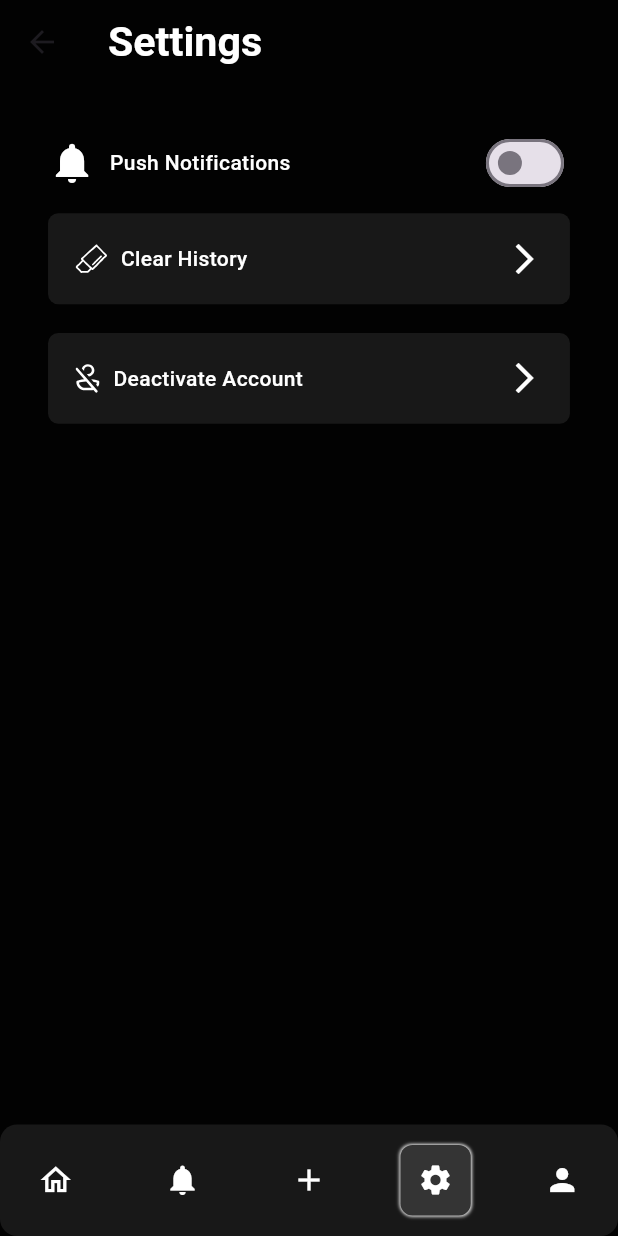
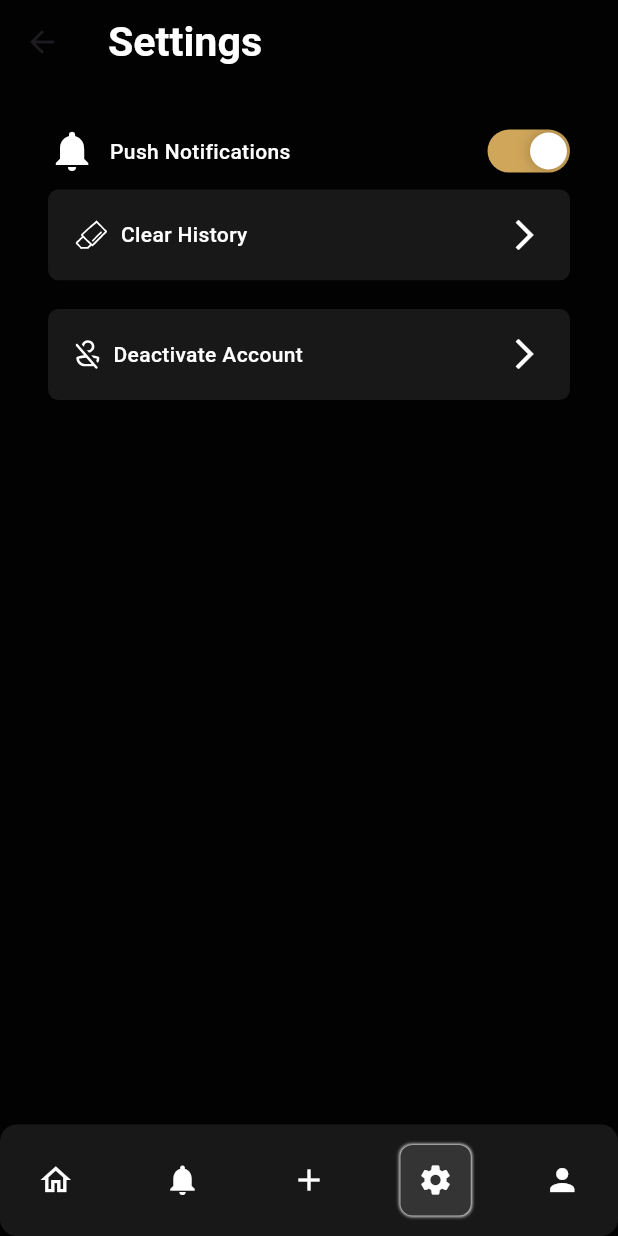
Before and after one commit to bdCalling-Sdt-hub/Pull-Up, a Flutter app: the SettingScreen screen opened by its route, on a phone screen of 412 x 824 dp. Run offline on Flutter 3.47's test engine with Material 3 defaults, Android fonts, the phone set to English and light mode, and no system bars; drawn by our look-alikes of flutter_advanced_switch; our stand-ins replace connectivity_plus, dotted_border, flutter_local_notifications, flutter_neumorphic_plus, flutter_screenutil, flutter_svg and 11 more; missing offline and left inert: flutter_stripe; accounts and stored records are empty; network calls fail.

```diff
--- a/lib/helper/prefs_helper.dart
+++ b/lib/helper/prefs_helper.dart
@@ -6,6 +6,7 @@ import '../core/app_route.dart';
 class PrefsHelper extends GetxController {
   static String token = "";
   static bool isLogIn = false;
+  static bool isNotifications = true;
   static String refreshToken = "";
   static String userId = "";
   static String myImage = "";
@@ -24,6 +25,7 @@ class PrefsHelper extends GetxController {
     myName = preferences.getString("myName") ?? "";
     myEmail = preferences.getString("myEmail") ?? "";
     isLogIn = preferences.getBool("isLogIn") ?? false;
+    isNotifications = preferences.getBool("isNotifications") ?? true;
     mySubscription = preferences.getString("mySubscription") ?? "shopping";
 
     print(userId);
@@ -40,6 +42,7 @@ class PrefsHelper extends GetxController {
     preferences.setString("myName", "");
     preferences.setString("myEmail", "");
     preferences.setBool("isLogIn", false);
+    preferences.setBool("isNotifications", true);
     preferences.setString("mySubscription", "shopping");
 
     Get.offAllNamed(AppRoute.login);
--- a/lib/services/notification_service.dart
+++ b/lib/services/notification_service.dart
@@ -1,6 +1,7 @@
 import 'dart:math';
 import 'package:flutter_local_notifications/flutter_local_notifications.dart';
 import 'package:get/get.dart';
+import 'package:pull_up/helper/prefs_helper.dart';
 
 import '../core/app_route.dart';
 
@@ -28,6 +29,8 @@ class NotificationService {
   }
 
   Future<void> showNotification(dynamic message) async {
+    if (!PrefsHelper.isNotifications) return;
+
     AndroidNotificationChannel channel = AndroidNotificationChannel(
         Random.secure().nextInt(10000).toString(),
         "High Importance Notification",
--- a/lib/view/screen/location/inner_widget/located_gridview_item.dart
+++ b/lib/view/screen/location/inner_widget/located_gridview_item.dart
@@ -60,7 +60,6 @@ class LocatedGridviewItem extends StatelessWidget {
               color: AppColors.grey900,
               left: 4.h,
               maxLines: 1,
-              top: 4.h,
               fontWeight: FontWeight.w700,
             ),
             CustomText(
--- a/lib/view/screen/setting/setting_screen/setting_screen.dart
+++ b/lib/view/screen/setting/setting_screen/setting_screen.dart
@@ -1,8 +1,10 @@
 import 'package:flutter/material.dart';
+import 'package:flutter_advanced_switch/flutter_advanced_switch.dart';
 import 'package:flutter_neumorphic_plus/flutter_neumorphic.dart';
 import 'package:flutter_screenutil/flutter_screenutil.dart';
 import 'package:get/get.dart';
 import 'package:pull_up/core/app_route.dart';
+import 'package:pull_up/helper/prefs_helper.dart';
 import 'package:pull_up/utils/app_colors.dart';
 import 'package:pull_up/utils/app_icons.dart';
 import 'package:pull_up/utils/app_string.dart';
@@ -22,7 +24,16 @@ class SettingScreen extends StatefulWidget {
 }
 
 class _SettingScreenState extends State<SettingScreen> {
-  bool isSwitch = false;
+  final controller = ValueNotifier<bool>(PrefsHelper.isNotifications);
+
+  @override
+  void initState() {
+    controller.addListener(() {
+      PrefsHelper.isNotifications = controller.value;
+      PrefsHelper.setBool("isNotifications", PrefsHelper.isNotifications);
+    });
+    super.initState();
+  }
 
   @override
   Widget build(BuildContext context) {
@@ -53,14 +64,13 @@ class _SettingScreenState extends State<SettingScreen> {
                   left: 8.w,
                 ),
                 const Spacer(),
-                Switch(
-                    value: isSwitch,
-                    activeColor: AppColors.background,
-                    activeTrackColor: AppColors.primaryColor,
-                    onChanged: (value) {
-                      isSwitch = value;
-                      setState(() {});
-                    })
+                AdvancedSwitch(
+                  height: 24.h,
+                  width: 48.w,
+                  controller: controller,
+                  activeColor: AppColors.primaryColor,
+                  initialValue: PrefsHelper.isNotifications,
+                ),
               ],
             ),
             Item(
```
Also changed, not shown: lib/view/screen/history/history.dart (+2 -6 lines), lib/view/screen/profile/update_profile/update_profile.dart (+25 -25 lines).
